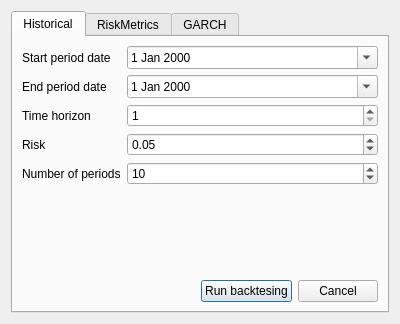
pchaigno/varsoft, file Sources/GUI/BacktestingDialog.ui: the form before one commit.
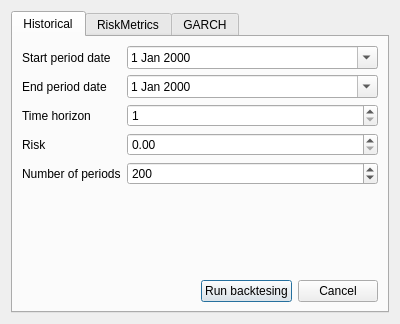
The form after the commit. The open tabs and pages were chosen to show the change.

Commit message: Fix error message, max values in window and save of deleted portfolios

The edit to the form file:
```diff
--- a/Sources/GUI/BacktestingDialog.ui
+++ b/Sources/GUI/BacktestingDialog.ui
@@ -84,16 +84,16 @@
          <item row="3" column="1">
           <widget class="QDoubleSpinBox" name="riskBacktestingHistorical">
            <property name="minimum">
-            <double>0.010000000000000</double>
+            <double>0.000000000000000</double>
            </property>
            <property name="maximum">
-            <double>0.990000000000000</double>
+            <double>1.000000000000000</double>
            </property>
            <property name="singleStep">
             <double>0.010000000000000</double>
            </property>
            <property name="value">
-            <double>0.050000000000000</double>
+            <double>0.000000000000000</double>
            </property>
           </widget>
          </item>
@@ -110,11 +110,14 @@
             <number>1</number>
            </property>
            <property name="maximum">
-            <number>1000</number>
+            <number>9999999</number>
            </property>
-           <property name="value">
+           <property name="singleStep">
             <number>10</number>
            </property>
+           <property name="value">
+            <number>200</number>
+           </property>
           </widget>
          </item>
         </layout>
```
Left out of the diff: 15 changed lines with no effect on the pictures. The commit also changes 6 other files.
